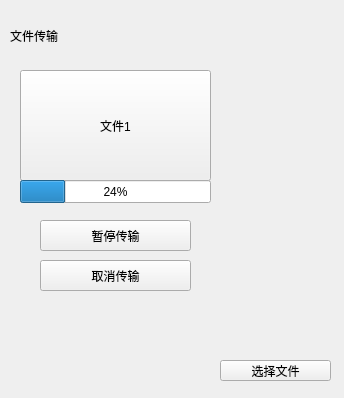
Qt form Qt-IM/file.ui (XiaoZheng2003/BIT-QT-IM) before a commit.
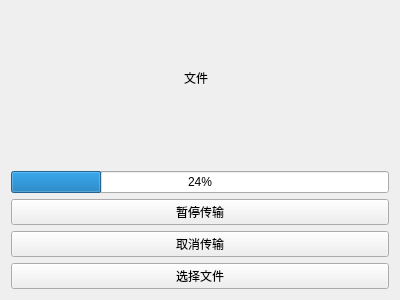
The same form after that commit.

Commit message: 加入选择文件功能

What changed in the file:
```diff
--- a/Qt-IM/file.ui
+++ b/Qt-IM/file.ui
@@ -6,117 +6,63 @@
    <rect>
     <x>0</x>
     <y>0</y>
-    <width>344</width>
-    <height>398</height>
+    <width>400</width>
+    <height>300</height>
    </rect>
   </property>
   <property name="windowTitle">
    <string>Form</string>
   </property>
-  <widget class="QScrollBar" name="verticalScrollBar">
-   <property name="geometry">
-    <rect>
-     <x>640</x>
-     <y>0</y>
-     <width>16</width>
-     <height>401</height>
-    </rect>
-   </property>
+  <layout class="QVBoxLayout" name="verticalLayout">
+   <item>
+    <widget class="QLabel" name="file">
+     <property name="text">
+      <string>                                                    文件</string>
+     </property>
+    </widget>
+   </item>
+   <item>
+    <spacer name="horizontalSpacer">
    <property name="orientation">
-    <enum>Qt::Vertical</enum>
-   </property>
-  </widget>
-  <widget class="QPushButton" name="pushButton">
-   <property name="geometry">
-    <rect>
-     <x>220</x>
-     <y>360</y>
-     <width>111</width>
-     <height>21</height>
-    </rect>
-   </property>
-   <property name="text">
-    <string>选择文件</string>
-   </property>
-  </widget>
-  <widget class="QLabel" name="label">
-   <property name="geometry">
-    <rect>
-     <x>10</x>
-     <y>10</y>
-     <width>141</width>
-     <height>51</height>
-    </rect>
-   </property>
-   <property name="text">
-    <string>文件传输</string>
-   </property>
-  </widget>
-  <widget class="QPushButton" name="pushButton_2">
-   <property name="geometry">
-    <rect>
-     <x>20</x>
-     <y>70</y>
-     <width>191</width>
-     <height>111</height>
-    </rect>
-   </property>
-   <property name="text">
-    <string>文件1</string>
-   </property>
-  </widget>
+      <enum>Qt::Horizontal</enum>
+     </property>
+     <property name="sizeHint" stdset="0">
+      <size>
+       <width>40</width>
+       <height>20</height>
+      </size>
+     </property>
+    </spacer>
+   </item>
+   <item>
   <widget class="QProgressBar" name="progressBar">
-   <property name="geometry">
-    <rect>
-     <x>20</x>
-     <y>180</y>
-     <width>191</width>
-     <height>23</height>
-    </rect>
-   </property>
    <property name="value">
     <number>24</number>
    </property>
   </widget>
-  <widget class="QPushButton" name="pushButton_3">
-   <property name="geometry">
-    <rect>
-     <x>40</x>
-     <y>220</y>
-     <width>151</width>
-     <height>31</height>
-    </rect>
-   </property>
+   </item>
+   <item>
+    <widget class="QPushButton" name="Button_suspend">
    <property name="text">
     <string>暂停传输</string>
    </property>
   </widget>
-  <widget class="QPushButton" name="pushButton_4">
-   <property name="geometry">
-    <rect>
-     <x>40</x>
-     <y>260</y>
-     <width>151</width>
-     <height>31</height>
-    </rect>
-   </property>
+   </item>
+   <item>
+    <widget class="QPushButton" name="Button_cancle">
    <property name="text">
     <string>取消传输</string>
    </property>
   </widget>
-  <widget class="QPushButton" name="pushButton_5">
-   <property name="geometry">
-    <rect>
-     <x>540</x>
-     <y>610</y>
-     <width>101</width>
-     <height>25</height>
-    </rect>
-   </property>
+   </item>
+   <item>
+    <widget class="QPushButton" name="Button_choose">
    <property name="text">
-    <string>发送文件</string>
-   </property>
-  </widget>
+      <string>选择文件</string>
+     </property>
+    </widget>
+   </item>
+  </layout>
  </widget>
  <resources/>
  <connections/>
```
Left out of the diff: 4 changed lines with no effect on the pictures. Lines whose indentation alone changed are shown as unchanged. The commit also changes 2 other files.
